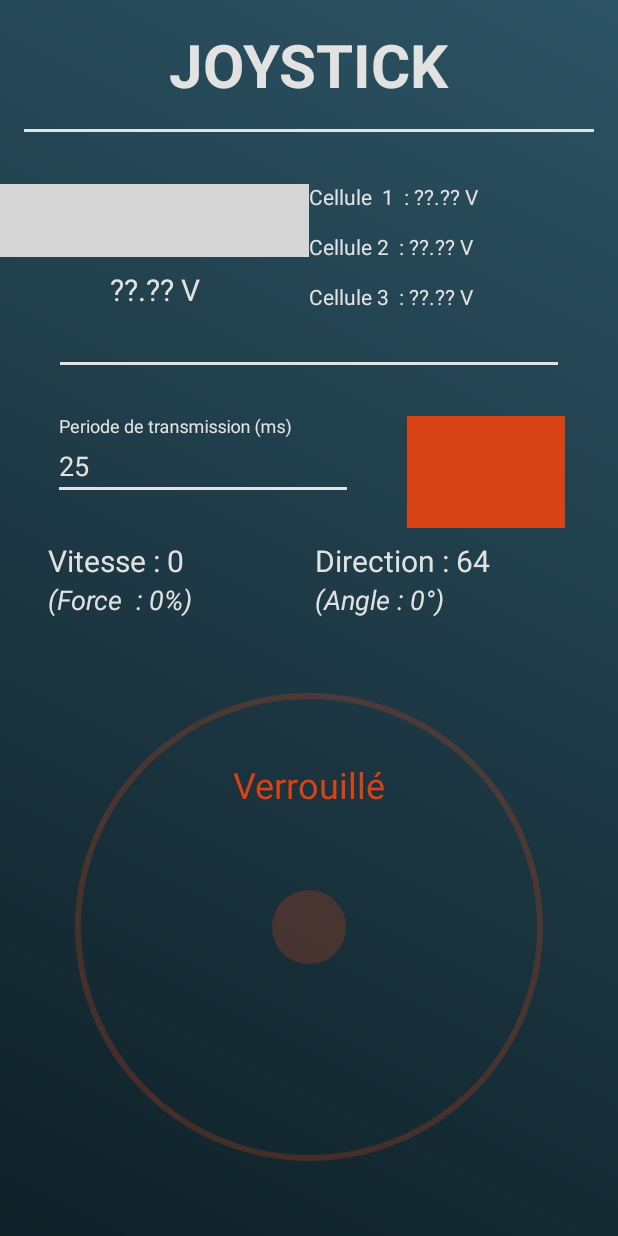
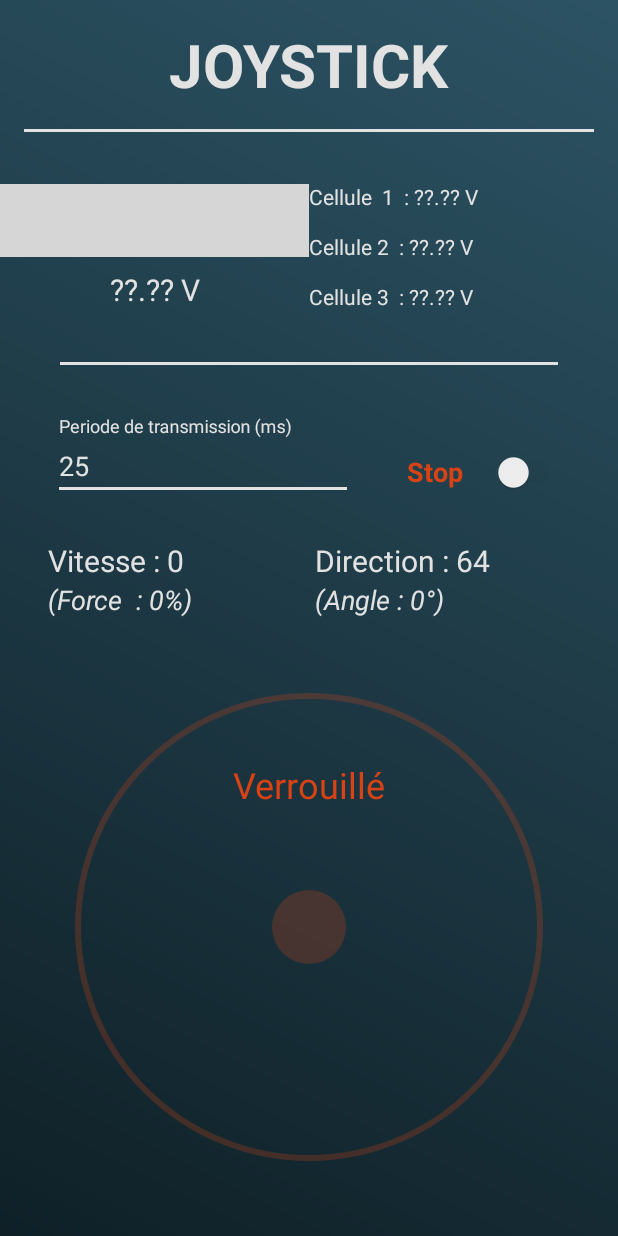
Before and after one commit to Fantomos/Telecommande, an Android app: the Joystick screen opened directly, with no data from a screen before it, on a phone screen of 412 x 824 dp. Run offline under Robolectric (Android 15) with nearby library versions, the light colour scheme and no system bars; libraries missing offline, so code that uses them is left out: eo.view.batterymeter, me.aflak.bluetooth; plain views replace BatteryMeterView; Roboto replaces fonts that are not available here; 10 statements that could not run were skipped; grey boxes are pictures that could not be loaded.

Commit message:
Merge remote-tracking branch 'origin/master' into master
# Conflicts:
#	app/src/main/java/com/tl/tlcommande/Joystick.java

```diff
--- a/app/src/main/res/layout/activity_joystick.xml
+++ b/app/src/main/res/layout/activity_joystick.xml
@@ -257,7 +257,6 @@
         android:layout_marginBottom="8dp"
         android:checked="false"
         android:fontFamily="@font/audiowide"
-        android:foreground="@color/rouge"
         android:switchPadding="20dp"
         android:text="Stop"
         android:textColor="@color/rouge"
```
